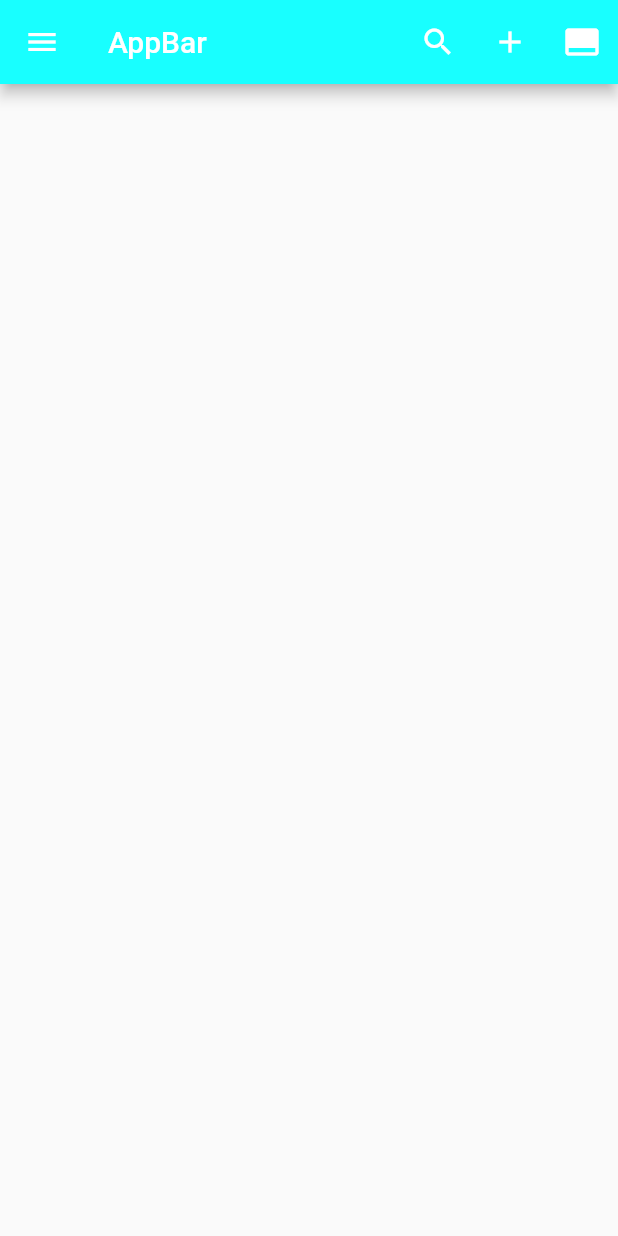
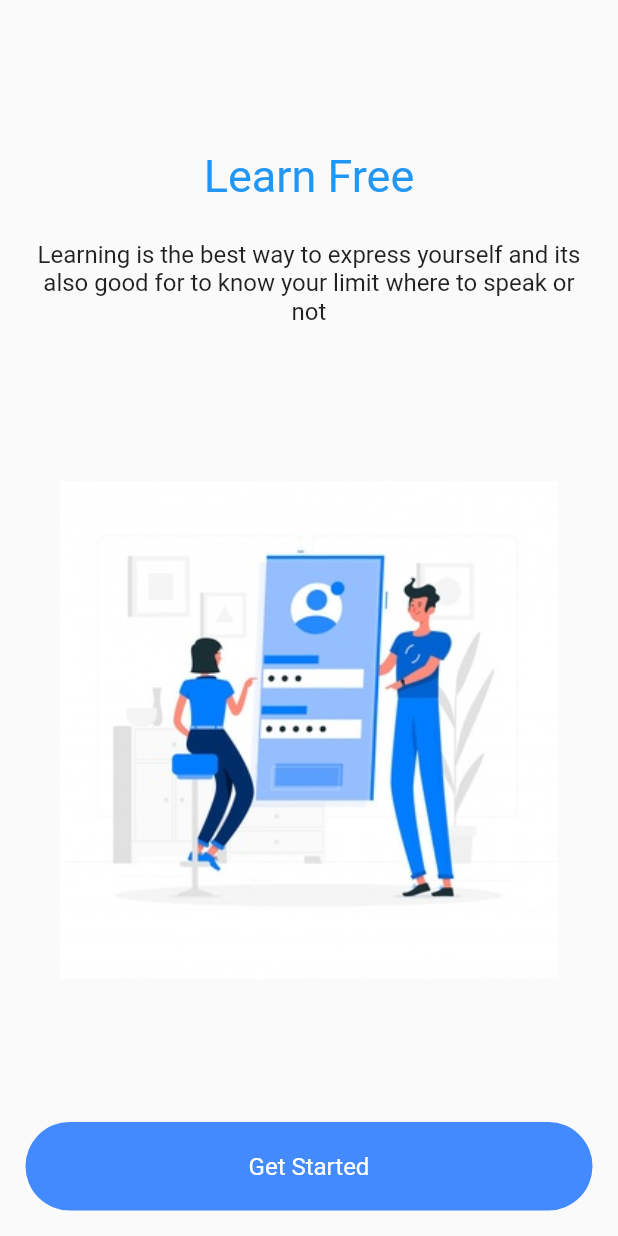
Before and after one commit to Rafid-tawhid/flutter4, a Flutter app: the screen it shows after launch, on a phone screen of 412 x 824 dp. Run offline on Flutter 3.47's test engine with Material 2 defaults, Android fonts, the phone set to English and light mode, and no system bars.

Commit message:
login page design

```diff
--- a/lib/main.dart
+++ b/lib/main.dart
@@ -1,61 +1,84 @@
+import 'package:flutter/cupertino.dart';
 import 'package:flutter/material.dart';
 
 void main() {
   runApp(MyApp());
 }
+class MyApp extends StatelessWidget {
+  const MyApp({Key key}) : super(key: key);
 
-class MyApp extends StatelessWidget {
-  // This widget is the root of your application.
   @override
   Widget build(BuildContext context) {
     return MaterialApp(
-      title: 'Flutter Demo',
-      theme: ThemeData(
-        // This is the theme of your application.
-        //
-        // Try running your application with "flutter run". You'll see the
-        // application has a blue toolbar. Then, without quitting the app, try
-        // changing the primarySwatch below to Colors.green and then invoke
-        // "hot reload" (press "r" in the console where you ran "flutter run",
-        // or simply save your changes to "hot reload" in a Flutter IDE).
-        // Notice that the counter didn't reset back to zero; the application
-        // is not restarted.
-        primarySwatch: Colors.blue,
+      color: Colors.white,
+      debugShowCheckedModeBanner: false,
+      home: Scaffold(
+
+        body: Container(
+          child: LoginPage(),
         ),
-      home: Scaffold(
-        appBar: AppBar(
-          backgroundColor: Colors.cyanAccent,
-          title: Text("AppBar"),
-          actions: [
-            IconButton(icon: Icon(Icons.search), onPressed: (){}),
-            IconButton(icon: Icon(Icons.add), onPressed: (){}),
-            IconButton(icon: Icon(Icons.call_to_action), onPressed: (){}),
+      ),
+    );
+  }
+}
+
+class LoginPage extends StatefulWidget {
+  const LoginPage({Key key}) : super(key: key);
+
+  @override
+  _LoginPageState createState() => _LoginPageState();
+}
+
+class _LoginPageState extends State<LoginPage> {
+  @override
+  Widget build(BuildContext context) {
+    return Container(
+      child: Column(
+        mainAxisAlignment: MainAxisAlignment.spaceBetween,
+        children: [
+          Container(
+            child: Column(
+              children: [
+                Container(
+                  margin: const EdgeInsets.only(
+                    top: 100
+                  ),
+                  child: Text(
+
+                      "Learn Free",
+                    style:TextStyle(
+                      fontSize: 30,color: Colors.blue
+                    ) ,
+                  ),
+                ),
+                Container(padding:EdgeInsets.all(10),margin:EdgeInsets.all(15),child: Text("Learning is the best way to express yourself and its also good for to know your limit where to speak or not",style: TextStyle(fontSize: 16),textAlign: TextAlign.center,))
+
               ],
+            )
           ),
-        drawer: Drawer(
-          child: ListView(
-            children: [
-              DrawerHeader(child: Text("Settings"),
+          Container(
+            padding: EdgeInsets.symmetric(
+              horizontal: 40
+            ),
+            child: Center(child: Image.asset("assets/images/bg.jpg")),
+          ),
+          Container(
+            child: Container(
+              width: double.infinity,
+
+              padding: EdgeInsets.all(20),
+              margin: EdgeInsets.all(17),
               decoration: BoxDecoration(
-                color: Colors.red
-              ),),
-              ListTile(
-                title: Text("Active member"),
-                onTap: (){},
+                color: Colors.blueAccent,
+                borderRadius: BorderRadius.circular(30)
               ),
-              ListTile(
-                title: Text("Lazy member"),
-                onTap: (){},
+              child: Center(child: Text("Get Started",style: TextStyle(color: Colors.white,fontSize: 16),)),
+
             ),
-              ListTile(
-                title: Text("Deactive member"),
-                onTap: (){},
           )
 
         ],
       ),
-        ),
-      )
     );
   }
 }
```
Also changed, not shown: pubspec.yaml (+2 -29 lines), assets/fonts/Nunito-Bold.ttf (added), assets/images/bg.jpg (added), assets/images/icon.png (added). Lines whose indentation alone changed are shown as unchanged.
